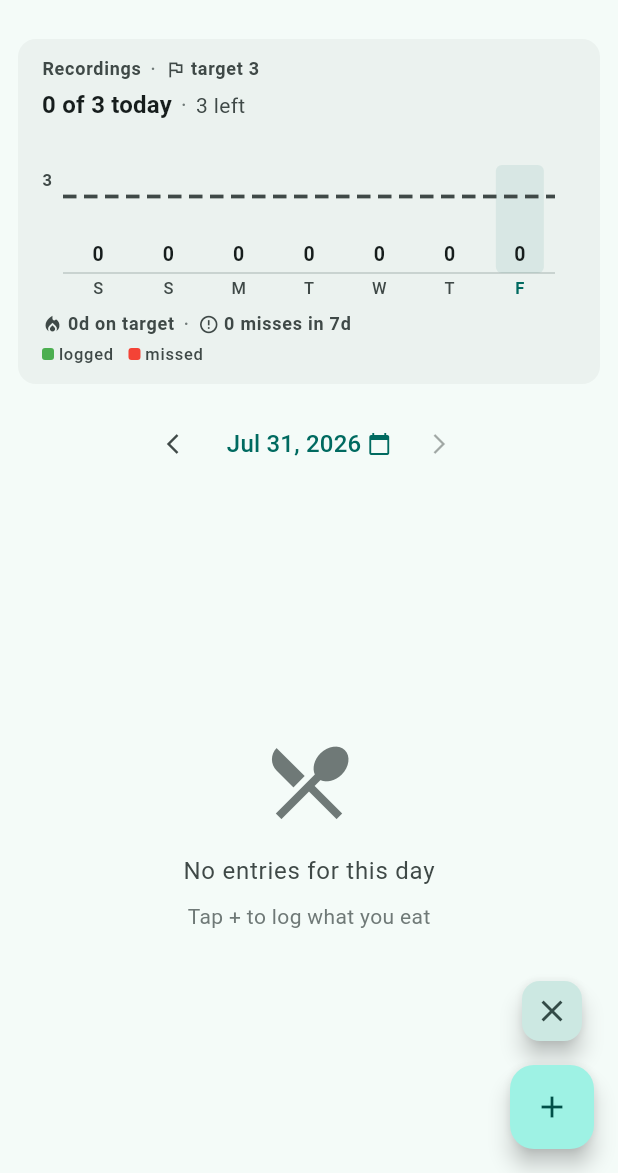
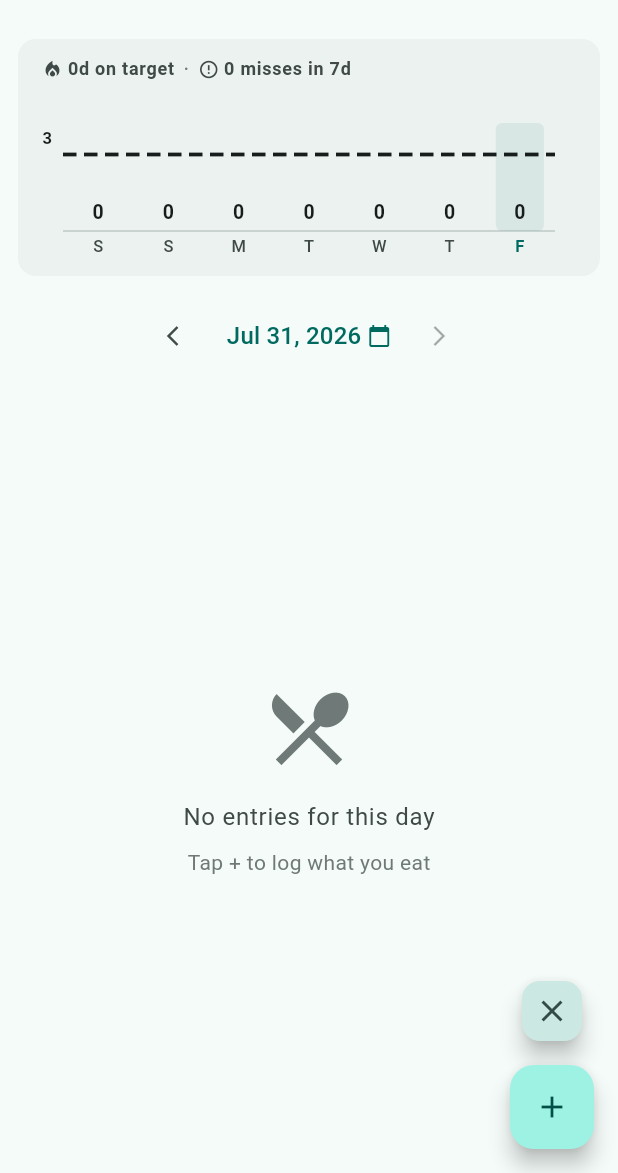
Before and after one commit to ofekudi/food_track, a Flutter app: the screen it shows after launch, on a phone screen of 412 x 824 dp, the part 63-1236 px from its top. Run offline on Flutter 3.47's test engine with Material 3 defaults, Android fonts, the phone set to English and light mode, and no system bars; our stand-ins replace shared_preferences, sqflite; accounts and stored records are empty.

Commit message:
Strip the recordings card down to the chart
Removes the "Recordings · target N" header, the "x of y today · z left"
line and the logged/missed legend. The chart already carries all of it:
the bars, the weekday letters, the dashed target line with its value on
it, and red for the blocks that were misses.

The streak and weekly-miss counts move above the chart, so the card
opens on a line of copy instead of a bare axis. The dashed line goes to
a full-strength neutral now that nothing else states the target.

Co-Authored-By: Claude Opus 5 (1M context) <noreply@anthropic.com>

```diff
--- a/lib/constants/strings.dart
+++ b/lib/constants/strings.dart
@@ -58,27 +58,18 @@ class AppStrings {
   static const missDialogHint = 'What did you eat?';
   static const loggedAsMiss = 'Logged as a miss';
   static const cancel = 'Cancel';
-  // Recordings-per-day trend + its target
-  static const recordingsTrendTitle = 'Recordings';
+  // Recordings-per-day trend. The chart carries its own labels, so these two
+  // lines are the only copy on the card.
   static const onTargetStreakSuffix = 'd on target'; // e.g. "5d on target"
-  static const legendLogged = 'logged';
-  static const legendMissed = 'missed';
 
-  /// "2 misses in 7d" — the week's miss total in the chart footer.
+  /// "2 misses in 7d" — the week's miss total above the chart.
   static String missesInWeek(int count) => '$count misses in 7d';
-
-  /// The today line above the chart, e.g. "2 of 3 today · 1 left".
-  static String todayProgress(int count, int target) => '$count of $target today';
-  static String recordingsLeft(int left) => '$left left';
-  static String recordingsOver(int over) => '$over over';
-  static const recordingsOnTarget = 'right on target';
 
   // Over-target intervention (shown before the add flow when today is full)
   static const overTargetTitle = 'Already at your target';
   static String overTargetBody(int count, int target) =>
       'You have logged $count today and your target is $target. '
       'Are you truly hungry, or is this something else?';
-  static const recordingsTargetLabel = 'target'; // e.g. "target 3"
   static const dailyRecordingsTarget = 'Daily recordings target';
   static const dailyRecordingsTargetSubtitle = 'Meals you aim to log each day';
   static const recordingsTargetDialogTitle = 'Recordings per day';
--- a/lib/screens/home_screen.dart
+++ b/lib/screens/home_screen.dart
@@ -438,8 +438,6 @@ class _HomeScreenState extends State<HomeScreen> {
     int target,
   ) {
     final theme = Theme.of(context);
-    final totals = provider.last7DaysRecordingCountsByDay;
-    final todayCount = totals.isEmpty ? 0 : totals.last;
     final streak = provider.daysOnTargetStreak(target);
 
     return Container(
@@ -452,31 +450,9 @@ class _HomeScreenState extends State<HomeScreen> {
       child: Column(
         crossAxisAlignment: CrossAxisAlignment.start,
         children: [
-          Wrap(
-            spacing: 6,
-            runSpacing: 2,
-            crossAxisAlignment: WrapCrossAlignment.center,
-            children: [
-              _trendHeaderLabel(context, AppStrings.recordingsTrendTitle),
-              _trendHeaderSeparator(context),
-              _trendHeaderLabel(
-                context,
-                '${AppStrings.recordingsTargetLabel} $target',
-                icon: Icons.flag_outlined,
-              ),
-            ],
-          ),
-          const SizedBox(height: 4),
-          _buildTodayLine(context, todayCount, target),
-          const SizedBox(height: 8),
-          RecordingsChart(
-            totals: totals,
-            misses: provider.last7DaysMissCountsByDay,
-            target: target,
-            loggedColor: Colors.green,
-            missColor: Colors.red,
-          ),
-          const SizedBox(height: 8),
+          // The card's only copy. Everything else the chart says for itself:
+          // the bars, the dashed target line with its value, the weekday
+          // letters, and red for the blocks that were misses.
           Wrap(
             spacing: 6,
             runSpacing: 2,
@@ -497,80 +473,16 @@ class _HomeScreenState extends State<HomeScreen> {
               ),
             ],
           ),
-          const SizedBox(height: 4),
-          _buildLegend(context),
+          const SizedBox(height: 8),
+          RecordingsChart(
+            totals: provider.last7DaysRecordingCountsByDay,
+            misses: provider.last7DaysMissCountsByDay,
+            target: target,
+            loggedColor: Colors.green,
+            missColor: Colors.red,
+          ),
         ],
       ),
-    );
-  }
-
-  /// The one line that answers "should I be eating right now?" — today's count
-  /// against the target, plus how much room is left.
-  Widget _buildTodayLine(BuildContext context, int count, int target) {
-    final theme = Theme.of(context);
-    final over = count - target;
-    final String suffix;
-    if (over > 0) {
-      suffix = AppStrings.recordingsOver(over);
-    } else if (over == 0) {
-      suffix = AppStrings.recordingsOnTarget;
-    } else {
-      suffix = AppStrings.recordingsLeft(-over);
-    }
-
-    return Wrap(
-      spacing: 6,
-      crossAxisAlignment: WrapCrossAlignment.center,
-      children: [
-        Text(
-          AppStrings.todayProgress(count, target),
-          style: theme.textTheme.titleMedium?.copyWith(
-            color: theme.colorScheme.onSurface,
-            fontWeight: FontWeight.bold,
-          ),
-        ),
-        _trendHeaderSeparator(context),
-        Text(
-          suffix,
-          style: theme.textTheme.bodyMedium?.copyWith(
-            color: theme.colorScheme.onSurfaceVariant,
-          ),
-        ),
-      ],
-    );
-  }
-
-  /// Key for what each block's color means, since "red = a miss" isn't a
-  /// convention anyone can guess. Going over the target isn't a color — the
-  /// dashed line in the chart carries that.
-  Widget _buildLegend(BuildContext context) {
-    final theme = Theme.of(context);
-    final style = theme.textTheme.labelSmall?.copyWith(
-      color: theme.colorScheme.onSurfaceVariant,
-    );
-    Widget entry(Color color, String label) => Row(
-          mainAxisSize: MainAxisSize.min,
-          children: [
-            Container(
-              width: 8,
-              height: 8,
-              decoration: BoxDecoration(
-                color: color,
-                borderRadius: BorderRadius.circular(2),
-              ),
-            ),
-            const SizedBox(width: 3),
-            Text(label, style: style),
-          ],
-        );
-
-    return Wrap(
-      spacing: 10,
-      runSpacing: 2,
-      children: [
-        entry(Colors.green, AppStrings.legendLogged),
-        entry(Colors.red, AppStrings.legendMissed),
-      ],
     );
   }
 
--- a/lib/widgets/recordings_chart.dart
+++ b/lib/widgets/recordings_chart.dart
@@ -60,7 +60,11 @@ class RecordingsChart extends StatelessWidget {
           dayLabels: dayLabels,
           loggedColor: loggedColor,
           missColor: missColor,
-          targetLineColor: theme.colorScheme.onSurfaceVariant,
+          // Now that no copy above the chart repeats the target, the dashed
+          // line and the value on it are the only place it appears — so it
+          // gets a full-strength neutral rather than a muted one. No new hue,
+          // so it doesn't compete with the green and red blocks.
+          targetLineColor: theme.colorScheme.onSurface,
           mutedColor: theme.colorScheme.outlineVariant,
           todayColor: theme.colorScheme.primary,
           countStyle: theme.textTheme.labelMedium?.copyWith(
```
